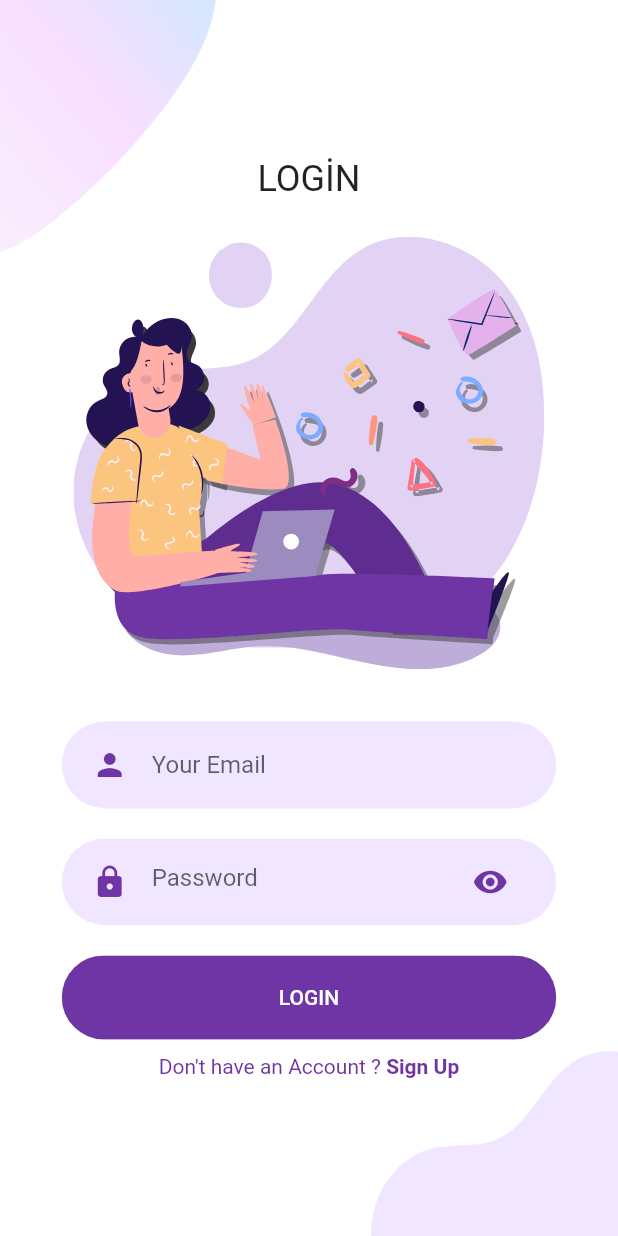
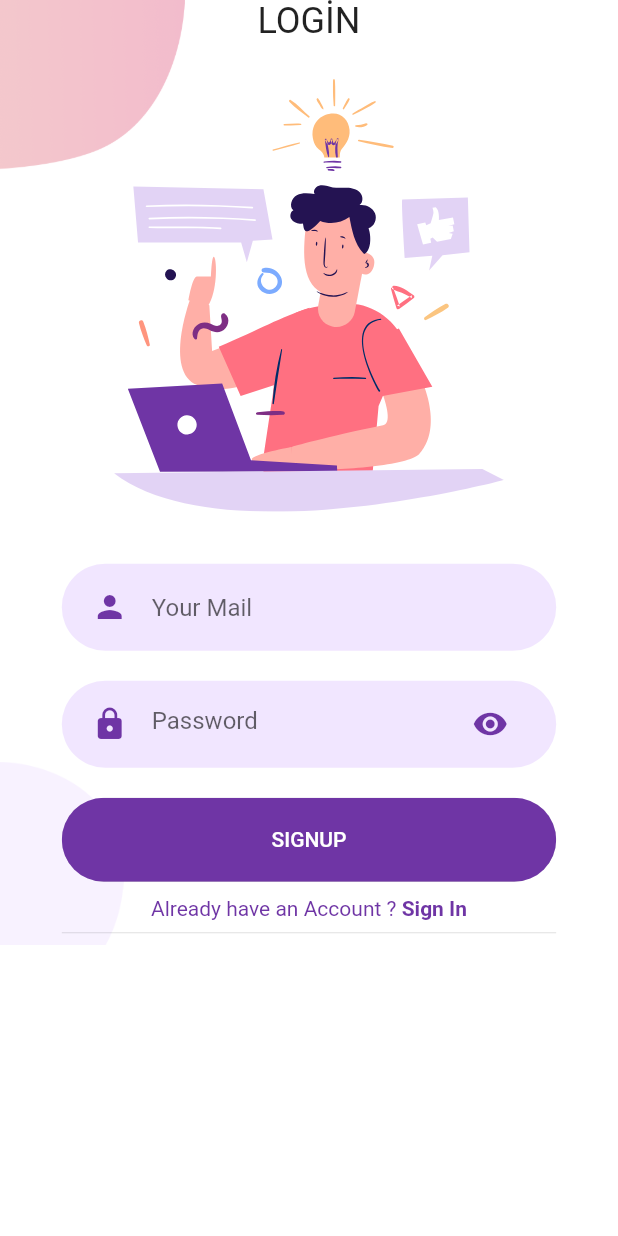
Before and after one commit to fadilbasaran/login_page_flutter, a Flutter app: the LoginView screen opened directly, after a tap on "Sign Up", on a phone screen of 412 x 824 dp. Run offline on Flutter 3.47's test engine with Material 2 defaults, Android fonts, the phone set to English and light mode, and no system bars; our stand-ins replace flutter_svg.

Commit message:
Bazı düzeltilmeler yapıldı

```diff
--- a/lib/view/login/widgets/body.dart
+++ b/lib/view/login/widgets/body.dart
@@ -1,7 +1,6 @@
 import 'package:flutter/material.dart';
-import 'package:login_page/constants/app_constants.dart';
 import 'package:login_page/view/login/widgets/background.dart';
-import 'package:login_page/view/login/widgets/text_field_container.dart';
+import 'package:login_page/view/sing_up/sign_up_view.dart';
 import 'package:login_page/widgets/rounded_button.dart';
 import '../../../constants/path_constants.dart';
 import '../../../widgets/already_have_an_check_account.dart';
@@ -16,7 +15,8 @@ class Body extends StatelessWidget {
   @override
   Widget build(BuildContext context) {
     Size size = MediaQuery.of(context).size;
-    return Background(
+    return SingleChildScrollView(
+      child: Background(
         child: Column(
           mainAxisAlignment: MainAxisAlignment.center,
           children: [
@@ -37,9 +37,13 @@ class Body extends StatelessWidget {
             ),
             RoundedButton(text: 'LOGIN', press: () {}),
             AlreadyHaveAnAccountCheck(
-            press: () {},
+              press: () {
+                Navigator.push(context,
+                    MaterialPageRoute(builder: (context) => const SignUpView()));
+              },
             )
           ],
+        ),
       ),
     );
   }
--- /dev/null
+++ b/lib/view/sing_up/sign_up_view.dart
@@ -0,0 +1,11 @@
+import 'package:flutter/material.dart';
+import 'package:login_page/view/sing_up/widgets/body.dart';
+
+class SignUpView extends StatelessWidget {
+  const SignUpView({super.key});
+
+  @override
+  Widget build(BuildContext context) {
+    return const Scaffold(body: Body());
+  }
+}
--- /dev/null
+++ b/lib/view/sing_up/widgets/bacground.dart
@@ -0,0 +1,37 @@
+import 'package:flutter/material.dart';
+
+import '../../../constants/path_constants.dart';
+
+class Background extends StatelessWidget {
+  final Widget child;
+  const Background({
+    super.key,
+    required this.child,
+  });
+
+  @override
+  Widget build(BuildContext context) {
+    Size size = MediaQuery.of(context).size;
+    return SizedBox(
+      width: double.infinity,
+      child: Stack(
+        alignment: Alignment.center,
+        children: [
+          Positioned(
+            top: 0,
+            left: 0,
+            child: ImagePath()
+                .imageAsset(imageName: 'signup_top', width: size.width * 0.30),
+          ),
+          Positioned(
+            bottom: 0,
+            left: 0,
+            child: ImagePath()
+                .imageAsset(imageName: 'main_bottom', width: size.width * 0.20),
+          ),
+          child
+        ],
+      ),
+    );
+  }
+}
--- /dev/null
+++ b/lib/view/sing_up/widgets/body.dart
@@ -0,0 +1,74 @@
+import 'package:flutter/material.dart';
+import 'package:login_page/view/sing_up/widgets/bacground.dart';
+import 'package:login_page/widgets/already_have_an_check_account.dart';
+import 'package:login_page/widgets/login_view.dart';
+import 'package:login_page/widgets/rounded_button.dart';
+import 'package:login_page/widgets/rounded_input_textfield.dart';
+import 'package:login_page/widgets/rounded_password_field.dart';
+
+import '../../../constants/path_constants.dart';
+
+class Body extends StatelessWidget {
+  const Body({
+    super.key,
+  });
+
+  @override
+  Widget build(BuildContext context) {
+    Size size = MediaQuery.of(context).size;
+    return SingleChildScrollView(
+      child: Background(
+        child: Column(
+          mainAxisAlignment: MainAxisAlignment.center,
+          children: [
+            Text('LOGİN', style: Theme.of(context).textTheme.headlineSmall),
+            SizedBox(
+              height: size.height * 0.03,
+            ),
+            SvgPath().svgPath(svgName: 'signup', heigth: size.height * 0.35),
+            SizedBox(
+              height: size.height * 0.03,
+            ),
+            RoundedInputFileld(
+              hintText: 'Your Mail',
+              onChanged: (value) {},
+            ),
+            RoundedPasswordField(
+              onChanged: (value) {},
+            ),
+            RoundedButton(
+              text: 'SIGNUP',
+              press: () {},
+            ),
+            AlreadyHaveAnAccountCheck(
+              press: () {
+                Navigator.push(
+                    context,
+                    MaterialPageRoute(
+                      builder: (context) => const LoginView(),
+                    ));
+              },
+              login: false,
+            ),
+            OrDivider()
+          ],
+        ),
+      ),
+    );
+  }
+}
+
+class OrDivider extends StatelessWidget {
+  const OrDivider({super.key});
+
+  @override
+  Widget build(BuildContext context) {
+    Size size = MediaQuery.of(context).size;
+    return Container(
+      width: size.width * 0.8,
+      child: Row(
+        children: [Expanded(child: Divider())],
+      ),
+    );
+  }
+}
--- a/lib/view/welcome/widgets/body.dart
+++ b/lib/view/welcome/widgets/body.dart
@@ -1,6 +1,7 @@
 import 'package:flutter/material.dart';
 import 'package:login_page/constants/app_constants.dart';
 import 'package:login_page/constants/path_constants.dart';
+import 'package:login_page/view/sing_up/sign_up_view.dart';
 import 'package:login_page/widgets/login_view.dart';
 
 import '../../../widgets/rounded_button.dart';
@@ -37,7 +38,13 @@ class Body extends StatelessWidget {
             ),
             RoundedButton(
               text: 'SIGN UP',
-              press: () {},
+              press: () {
+                Navigator.push(
+                    context,
+                    MaterialPageRoute(
+                      builder: (context) => const SignUpView(),
+                    ));
+              },
               color: kPrimaryLightColor,
               textColor: Colors.black,
             ),
```
Also changed, not shown: lib/constants/constans.dart (added), 2 other files. Lines whose indentation alone changed are shown as unchanged.
